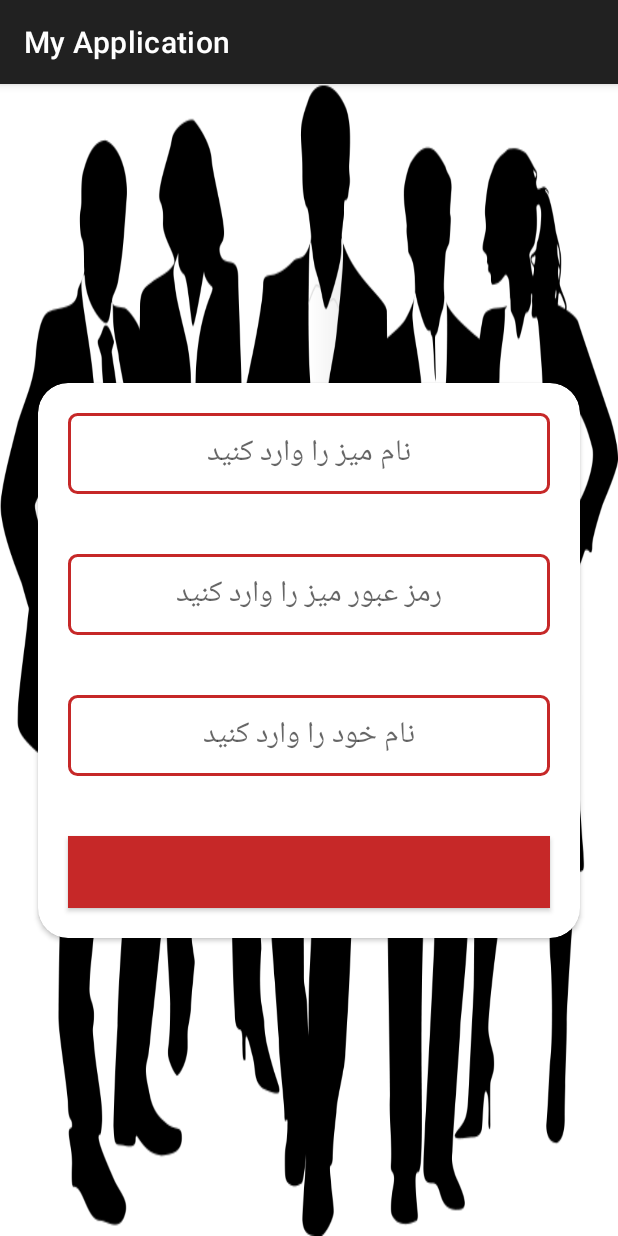
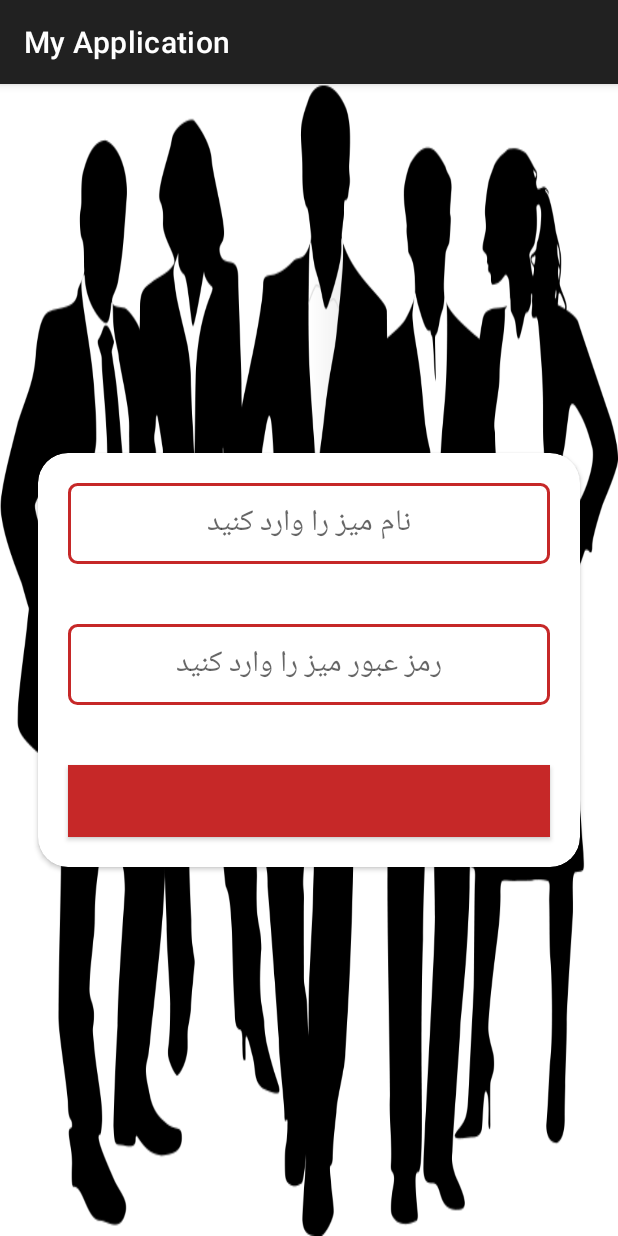
Before and after one commit to Ghazal-Jamalzadeh/OnlineMafia, an Android app: the CreateTableActivity screen opened directly, with no data from a screen before it, on a phone screen of 412 x 824 dp. Run offline under Robolectric (Android 15) with nearby library versions, the phone set to English and light mode, and no system bars; our stand-ins replace RxJava, data binding; 1 statement that could not run was skipped.

Commit message:
Create table : OKHTTP + Header + Token

```diff
--- a/app/build.gradle
+++ b/app/build.gradle
@@ -64,6 +64,7 @@ dependencies {
     implementation "androidx.lifecycle:lifecycle-viewmodel-ktx:2.3.1"
     implementation 'com.squareup.retrofit2:retrofit:2.6.0'
     implementation 'com.squareup.retrofit2:converter-gson:2.6.0'
+    implementation("com.squareup.okhttp3:logging-interceptor:4.9.0")
     implementation("androidx.navigation:navigation-fragment-ktx:2.3.5")
     implementation("androidx.navigation:navigation-ui-ktx:2.3.5")
     implementation "com.github.bumptech.glide:glide:4.9.0"
--- a/app/src/main/java/com/jmzd/ghazal/onlinemafia/repository/Api.kt
+++ b/app/src/main/java/com/jmzd/ghazal/onlinemafia/repository/Api.kt
@@ -2,13 +2,11 @@ package com.jmzd.ghazal.onlinemafia.repository
 
 import com.jmzd.ghazal.onlinemafia.dataModel.*
 import io.reactivex.Single
+import okhttp3.OkHttpClient
 import retrofit2.Retrofit
 import retrofit2.adapter.rxjava2.RxJava2CallAdapterFactory
 import retrofit2.converter.gson.GsonConverterFactory
-import retrofit2.http.Field
-import retrofit2.http.FormUrlEncoded
-import retrofit2.http.GET
-import retrofit2.http.POST
+import retrofit2.http.*
 
 interface Api {
 
@@ -24,12 +22,19 @@ interface Api {
     fun loginApi(@Field("username")tableName:String, @Field("password")tablePass:String): Single<RegisterDataModel>
 
     @FormUrlEncoded
+//    @Headers("Content-Type:application/json",
+//    "Authorization: Bearer eyJ0eXAiOiJKV1QiLCJhbGciOiJIUzI1NiJ9.eyJpYXQiOjE2MzE5NzQzNzcsImlzcyI6ImxvY2FsaG9zdCIsImV4cCI6MTYzMjA2MDc3NywidXNlcm5hbWUiOiJzb2x0YW4ifQ.Mq-qSqAdLvSSDAQQPLyauelsKUwW9PvIB8MAgWjBSbI")
     @POST("createTable.php")
-    fun createTableApi(@Field("tableName")tableName:String, @Field("tablePass")tablePass:String, @Field("playerName")playerName:String): Single<StatusDataModel>
+    fun createTableApi(@Header("Authorization") auth:String , @Field("tableName")tableName:String, @Field("tablePass")tablePass:String): Single<StatusDataModel>
+
+//    @FormUrlEncoded
+//    @POST("joinTable.php")
+//    fun joinTableApi(@Field("tableName")tableName:String, @Field("tablePass")tablePass:String, @Field("playerName")playerName:String): Single<StatusDataModel>
 
     @FormUrlEncoded
     @POST("joinTable.php")
     fun joinTableApi(@Field("tableName")tableName:String, @Field("tablePass")tablePass:String, @Field("playerName")playerName:String): Single<StatusDataModel>
+
 
     @FormUrlEncoded
     @POST("getPlayers.php")
@@ -55,8 +60,12 @@ interface Api {
 
     companion object{
             operator fun invoke():Api{
+                 val client = OkHttpClient.Builder().apply {
+                    addInterceptor(MyInterceptor())
+                }.build()
                 return Retrofit.Builder()
                     .baseUrl("http://192.168.1.104/Mafia-JWT/")//http://192.168.1.104/Mafia/    //https://www.kelidestan.com/fixed-url/
+                    .client(client)
                     .addCallAdapterFactory(RxJava2CallAdapterFactory.create())
                     .addConverterFactory(GsonConverterFactory.create())
                     .build()
--- a/app/src/main/java/com/jmzd/ghazal/onlinemafia/view/CreateTableActivity.kt
+++ b/app/src/main/java/com/jmzd/ghazal/onlinemafia/view/CreateTableActivity.kt
@@ -51,17 +51,17 @@ class CreateTableActivity : AppCompatActivity() {
             Log.d(TAG , "button clicked...")
             if (intent.getStringExtra("mode")=="create"){
                 Log.d(TAG , "create mode")
-                viewmodel.createTable()
+                viewmodel.createTable(token.toString())
             }else if (intent.getStringExtra("mode")=="join"){
                 Log.d(TAG , "join mode")
                 viewmodel.joinTable()
             }
             viewmodel.mutable.observe(this , Observer {
-                if(it.status.equals("ok")){
+                if(it.status=="ok"){
                     val intent = Intent(this, PlayersActivity::class.java)
                     intent.putExtra("tableName" , viewmodel.tableName.toString())
                     intent.putExtra("tablePass" , viewmodel.tablePass.toString())
-                    intent.putExtra("playerName" , viewmodel.playerName.toString())
+                    //intent.putExtra("playerName" , viewmodel.playerName.toString())
                     intent.putExtra("isAdmin" , isAdmin)
                     startActivity(intent)
                     finish()
--- a/app/src/main/java/com/jmzd/ghazal/onlinemafia/view/fragments/RegisterFragment.kt
+++ b/app/src/main/java/com/jmzd/ghazal/onlinemafia/view/fragments/RegisterFragment.kt
@@ -58,8 +58,8 @@ class RegisterFragment : Fragment() {
                 SnackBarMaker.SnackBar.setSnackBar(bind.root ,getString(R.string.register_successful))
 
                 requireActivity().run{
-                    Repository.SharedPreferences.setSharedPreferences(this , R.string.preference_token_key.toString(), it.token)
-                    Repository.SharedPreferences.setSharedPreferences(this , R.string.preference_username_key.toString(), it.username)
+                    Repository.SharedPreferences.setSharedPreferences(this , getString(R.string.preference_token_key), it.token)
+                    Repository.SharedPreferences.setSharedPreferences(this , getString(R.string.preference_username_key), it.username)
 
                     startActivity(Intent(this, MainActivity::class.java))
                     finish()
--- a/app/src/main/java/com/jmzd/ghazal/onlinemafia/viewModel/CreateJoinViewModel.kt
+++ b/app/src/main/java/com/jmzd/ghazal/onlinemafia/viewModel/CreateJoinViewModel.kt
@@ -4,45 +4,46 @@ import android.util.Log
 import android.view.View
 import androidx.lifecycle.MutableLiveData
 import androidx.lifecycle.ViewModel
-import com.jmzd.ghazal.onlinemafia.dataModel.KelidestanDataModel
-import com.jmzd.ghazal.onlinemafia.dataModel.PlayerDataModel
-import com.jmzd.ghazal.onlinemafia.dataModel.StatusDataModel
-import com.jmzd.ghazal.onlinemafia.dataModel.TestDataModel
+import com.jmzd.ghazal.onlinemafia.dataModel.*
 import com.jmzd.ghazal.onlinemafia.repository.Api
 import com.jmzd.ghazal.onlinemafia.repository.Repository
 import io.reactivex.disposables.CompositeDisposable
+import java.lang.Error
 
 class CreateJoinViewModel : ViewModel() {
 
     var tableName :String?=null
     var tablePass :String?=null
+    private val contentType : String = "text/plain"
     var playerName :String?=null
     val mutable = MutableLiveData<StatusDataModel>()
-    val mutableTest = MutableLiveData<KelidestanDataModel>()
-    val Com = CompositeDisposable()
-    fun createTable(){ // ااگر از طریق دیتا بایندینگ کال کنیم متد را به عنوان وروردی یک ویو می گیرد
-        Repository.CustomResponse.request(Api.invoke().createTableApi(tableName!!,tablePass!!,playerName!!),Com){
+  //  val mutableTest = MutableLiveData<KelidestanDataModel>()
+    val com = CompositeDisposable()
+    fun createTable(token:String){ // ااگر از طریق دیتا بایندینگ کال کنیم متد را به عنوان وروردی یک ویو می گیرد
+        var auth:String = "Bearer $token"
+        Log.d("test" , auth)
+        Repository.CustomResponse.request(Api.invoke().createTableApi(auth , tableName!!,tablePass!!),com){
             mutable.value=it
         }
     }
 
     fun joinTable() { // از طریق دیتا بایندینگ یک ویو میگیریم
         Repository.CustomResponse.request(
-            Api.invoke().joinTableApi(tableName!!, tablePass!!, playerName!!), Com
+            Api.invoke().joinTableApi(tableName!!, tablePass!!, playerName!!), com
         ) {
             mutable.value = it
         }
     }
         fun getList() {
-            Repository.CustomResponse.request(Api.invoke().getListApi(), Com) {
-                mutableTest.value = it
+            Repository.CustomResponse.request(Api.invoke().getListApi(), com) {
+          //      mutableTest.value = it
             }
         }
 
 
 
     override fun onCleared() {
-        Com.clear()
+        com.clear()
         super.onCleared()
     }
 
--- a/app/src/main/res/layout/activity_create_table.xml
+++ b/app/src/main/res/layout/activity_create_table.xml
@@ -60,20 +60,20 @@
         tools:layout_editor_absoluteX="53dp"
         android:text="@={viewmodel.tablePass}"/>
 
-    <EditText
-        android:id="@+id/editText2"
-        android:layout_width="match_parent"
-        android:layout_height="wrap_content"
-        android:layout_margin="20dp"
-        android:background="@drawable/textview_outline"
-        android:hint="@string/your_name_hint"
-        android:padding="10dp"
-        android:textAlignment="center"
-        android:textSize="@dimen/form_text_size"
-        app:layout_constraintBottom_toTopOf="@+id/editText"
-        app:layout_constraintTop_toTopOf="parent"
-        tools:layout_editor_absoluteX="42dp"
-        android:text="@={viewmodel.playerName}"/>
+<!--    <EditText-->
+<!--        android:id="@+id/editText2"-->
+<!--        android:layout_width="match_parent"-->
+<!--        android:layout_height="wrap_content"-->
+<!--        android:layout_margin="20dp"-->
+<!--        android:background="@drawable/textview_outline"-->
+<!--        android:hint="@string/your_name_hint"-->
+<!--        android:padding="10dp"-->
+<!--        android:textAlignment="center"-->
+<!--        android:textSize="@dimen/form_text_size"-->
+<!--        app:layout_constraintBottom_toTopOf="@+id/editText"-->
+<!--        app:layout_constraintTop_toTopOf="parent"-->
+<!--        tools:layout_editor_absoluteX="42dp"-->
+<!--        android:text="@={viewmodel.playerName}"/>-->
 
             <androidx.appcompat.widget.AppCompatButton
                 android:id="@+id/formButton"
```
Also changed, not shown: app/src/main/java/com/jmzd/ghazal/onlinemafia/dataModel/ErrorDataModel.kt (added, +10 -0 lines), app/src/main/java/com/jmzd/ghazal/onlinemafia/repository/MyInterceptor.kt (added, +17 -0 lines).
